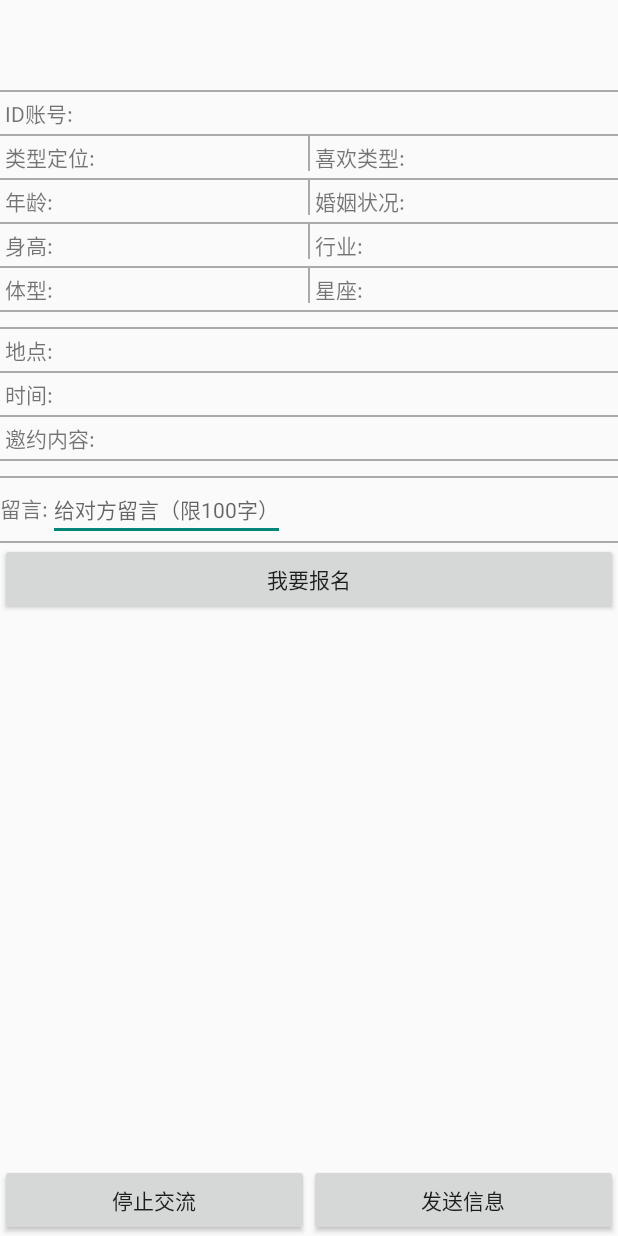
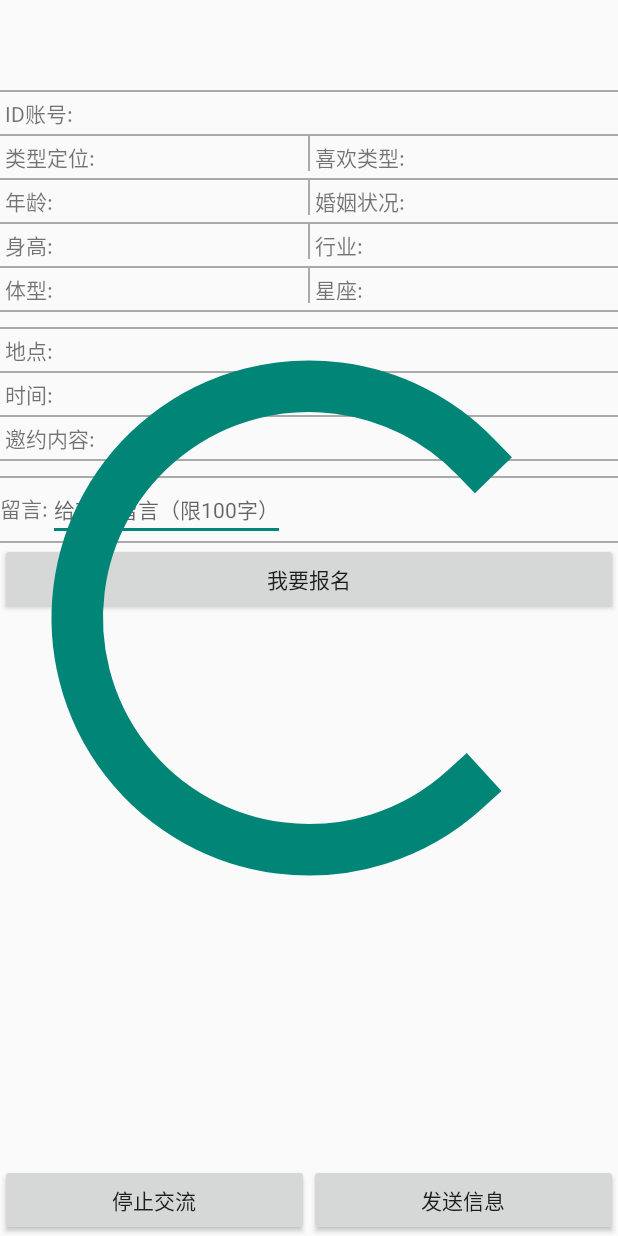
Before and after one commit to sasuke22/UnderMoon, an Android app: the layout activity_invitation_detail.xml on its own in the app's theme, with its tools: preview values and no code run, on a phone screen of 412 x 824 dp. Run offline under Robolectric (Android 15) with nearby library versions, the phone set to English and light mode, and no system bars.

Commit message:
多线程总算完成

```diff
--- a/app/src/main/res/layout/activity_invitation_detail.xml
+++ b/app/src/main/res/layout/activity_invitation_detail.xml
@@ -1,5 +1,9 @@
 <?xml version="1.0" encoding="utf-8"?>
-<LinearLayout xmlns:android="http://schemas.android.com/apk/res/android"
+<RelativeLayout xmlns:android="http://schemas.android.com/apk/res/android"
+    android:layout_height="match_parent"
+    android:layout_width="match_parent">
+
+    <LinearLayout
         android:orientation="vertical" android:layout_width="match_parent"
         android:layout_height="match_parent"
         >
@@ -347,3 +351,10 @@
             </LinearLayout>
         </RelativeLayout>
     </LinearLayout>
+
+    <ProgressBar
+        android:id="@+id/invitation_detail_bar"
+        android:layout_width="match_parent"
+        android:layout_height="match_parent"
+        />
+</RelativeLayout>
--- a/app/src/main/res/layout/fragment_all_contributes.xml
+++ b/app/src/main/res/layout/fragment_all_contributes.xml
@@ -8,6 +8,7 @@
         android:layout_height="match_parent"/>
     <ProgressBar
         android:id="@+id/all_pgbar"
+        android:layout_centerHorizontal="true"
         android:layout_width="wrap_content"
         android:layout_height="wrap_content"
         />
--- a/app/src/main/res/layout/fragment_my_invitation.xml
+++ b/app/src/main/res/layout/fragment_my_invitation.xml
@@ -8,6 +8,7 @@
         android:layout_height="match_parent"/>
     <ProgressBar
         android:id="@+id/myInvi_pgbar"
+        android:layout_centerHorizontal="true"
         android:layout_width="wrap_content"
         android:layout_height="wrap_content"
         />
--- a/app/src/main/res/layout/fragment_my_register.xml
+++ b/app/src/main/res/layout/fragment_my_register.xml
@@ -8,6 +8,7 @@
         android:layout_height="match_parent"/>
     <ProgressBar
         android:id="@+id/myRegi_pgbar"
+        android:layout_centerHorizontal="true"
         android:layout_width="wrap_content"
         android:layout_height="wrap_content"
         />
--- a/app/src/main/res/layout/fragment_today_contributes.xml
+++ b/app/src/main/res/layout/fragment_today_contributes.xml
@@ -8,6 +8,7 @@
         android:layout_height="match_parent"/>
     <ProgressBar
         android:id="@+id/today_pgbar"
+        android:layout_centerHorizontal="true"
         android:layout_width="wrap_content"
         android:layout_height="wrap_content"
         />
```
Also changed, not shown: app/src/main/java/com/test/jwj/underMoon/activity/InvitationDetailActivity.java (+21 -6 lines), app/src/main/java/com/test/jwj/underMoon/fragments/Fragment_all_contributes.java (+7 -1 lines), app/src/main/java/com/test/jwj/underMoon/fragments/Fragment_my_invitation.java (+16 -5 lines), app/src/main/java/com/test/jwj/underMoon/fragments/Fragment_my_register.java (+16 -5 lines), app/src/main/java/com/test/jwj/underMoon/fragments/Fragment_today_contributes.java (+7 -1 lines), app/src/main/java/com/test/jwj/underMoon/global/UserAction.java (+2 -2 lines). Lines whose indentation alone changed are shown as unchanged.
